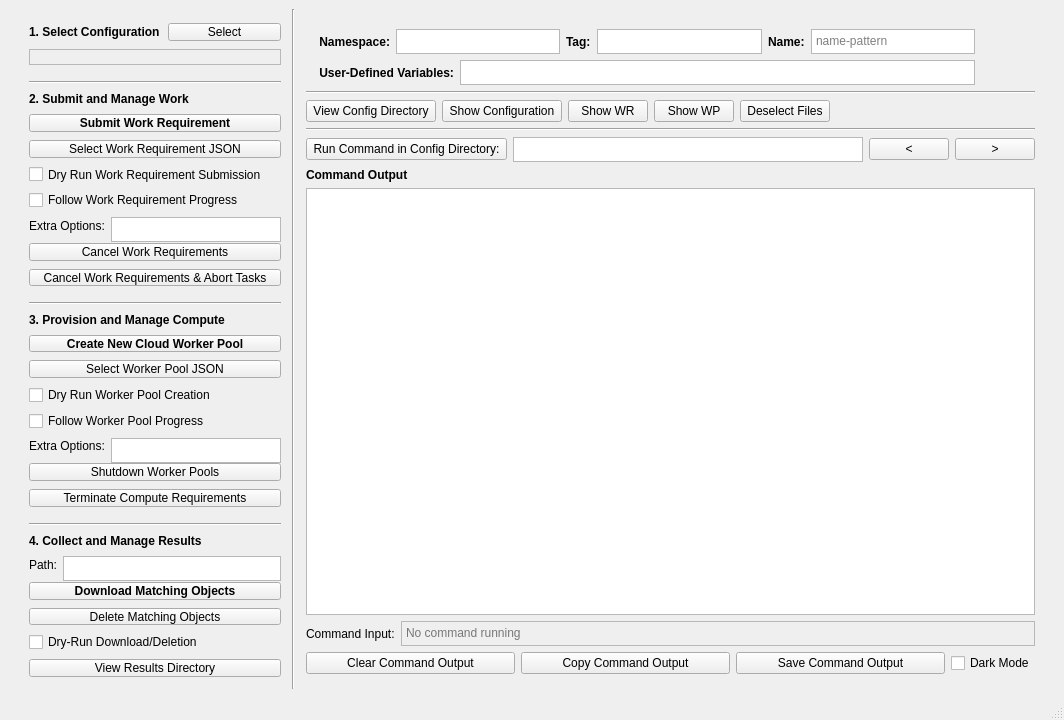
yellowdog/yellowdog-cli, file yellowdog_cli/commander/commander.ui: the form before one commit.
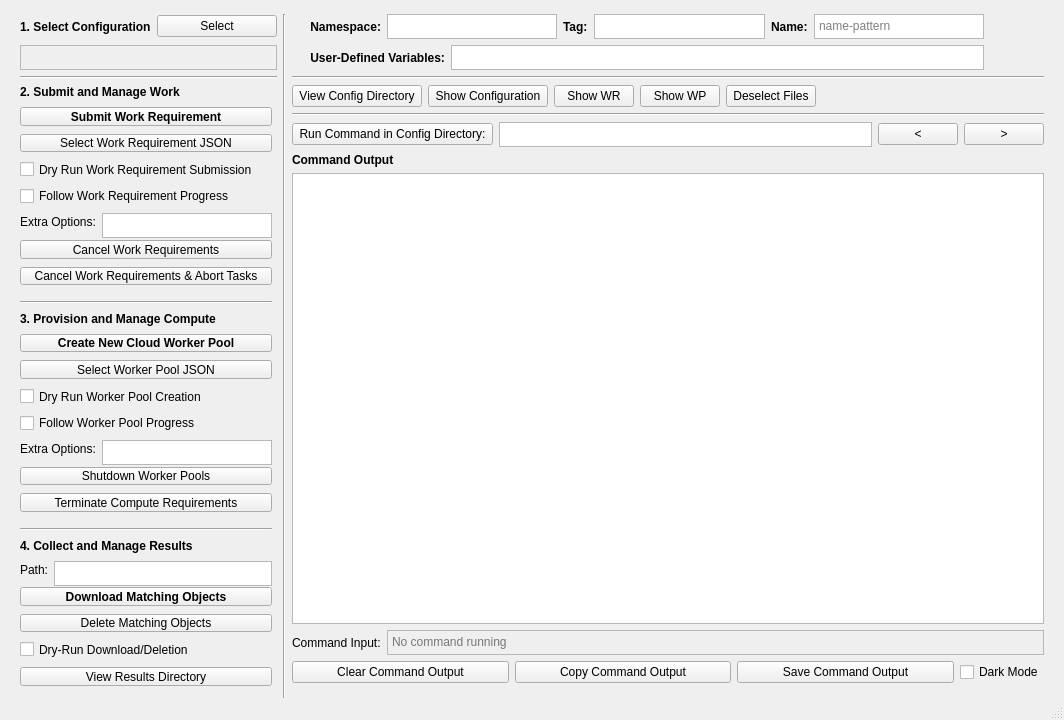
The form after the commit. Icons and pictures are not drawn.

```diff
--- a/yellowdog_cli/commander/commander.ui
+++ b/yellowdog_cli/commander/commander.ui
@@ -20,28 +20,20 @@
    <string>YellowDog Commander</string>
   </property>
   <widget class="QWidget" name="centralwidget">
-   <layout class="QHBoxLayout" name="horizontalLayout_3" stretch="0,0,1">
-    <item>
-     <layout class="QVBoxLayout" name="submit_provision_collect">
-      <property name="spacing">
-       <number>8</number>
-      </property>
-      <property name="sizeConstraint">
-       <enum>QLayout::SizeConstraint::SetDefaultConstraint</enum>
-      </property>
-      <property name="leftMargin">
+   <layout class="QGridLayout" name="main_grid" rowstretch="0,0,0,1" columnstretch="0,0,1,0">
+    <property name="bottomMargin">
+     <number>0</number>
+    </property>
+    <property name="rightMargin">
        <number>20</number>
       </property>
       <property name="topMargin">
        <number>14</number>
       </property>
-      <property name="rightMargin">
-       <number>5</number>
-      </property>
-      <property name="bottomMargin">
-       <number>12</number>
-      </property>
-      <item>
+    <property name="leftMargin">
+     <number>20</number>
+    </property>
+    <item row="0" column="0">
        <layout class="QHBoxLayout" name="horizontalLayout_select_config">
         <item>
          <widget class="QLabel" name="label_9">
@@ -82,7 +74,7 @@
         </item>
        </layout>
       </item>
-      <item>
+    <item row="1" column="0">
        <widget class="QLabel" name="select_config_label">
         <property name="maximumSize">
          <size>
@@ -109,29 +101,33 @@
         </property>
        </widget>
       </item>
-      <item>
-       <spacer name="spacer_above_line_7">
-        <property name="orientation">
-         <enum>Qt::Orientation::Vertical</enum>
-        </property>
-        <property name="sizeType">
-         <enum>QSizePolicy::Policy::Fixed</enum>
-        </property>
-        <property name="sizeHint" stdset="0">
-         <size>
-          <width>0</width>
-          <height>8</height>
-         </size>
-        </property>
-       </spacer>
-      </item>
-      <item>
+    <item row="2" column="0">
        <widget class="Line" name="line_7">
         <property name="orientation">
          <enum>Qt::Orientation::Horizontal</enum>
         </property>
        </widget>
       </item>
+    <item row="3" column="0">
+     <layout class="QVBoxLayout" name="submit_provision_collect">
+      <property name="spacing">
+       <number>8</number>
+      </property>
+      <property name="sizeConstraint">
+       <enum>QLayout::SizeConstraint::SetDefaultConstraint</enum>
+      </property>
+      <property name="leftMargin">
+       <number>0</number>
+      </property>
+      <property name="topMargin">
+       <number>0</number>
+      </property>
+      <property name="rightMargin">
+       <number>5</number>
+      </property>
+      <property name="bottomMargin">
+       <number>12</number>
+      </property>
       <item>
        <widget class="QLabel" name="label_3">
         <property name="maximumSize">
@@ -554,45 +550,18 @@
       </item>
      </layout>
     </item>
-    <item>
+    <item row="0" column="1" rowspan="4">
      <widget class="Line" name="line_5">
       <property name="orientation">
        <enum>Qt::Orientation::Vertical</enum>
       </property>
      </widget>
     </item>
-    <item>
-     <layout class="QVBoxLayout" name="command_output">
-      <property name="spacing">
-       <number>-1</number>
-      </property>
-      <property name="leftMargin">
-       <number>5</number>
-      </property>
-      <property name="topMargin">
-       <number>20</number>
-      </property>
-      <property name="rightMargin">
-       <number>20</number>
-      </property>
-      <property name="bottomMargin">
-       <number>15</number>
-      </property>
-      <item>
-       <layout class="QHBoxLayout" name="horizontalLayout_5">
-        <property name="leftMargin">
-         <number>0</number>
-        </property>
-        <property name="topMargin">
-         <number>0</number>
-        </property>
-        <item>
-         <layout class="QVBoxLayout" name="verticalLayout">
-          <property name="leftMargin">
-           <number>10</number>
-          </property>
-          <item>
+    <item row="0" column="2">
            <layout class="QHBoxLayout" name="horizontalLayout_8" stretch="0,0,0,0,0,0">
+      <property name="leftMargin">
+       <number>15</number>
+      </property>
             <property name="topMargin">
              <number>0</number>
             </property>
@@ -704,10 +673,10 @@
             </item>
            </layout>
           </item>
-          <item>
+    <item row="1" column="2">
            <layout class="QHBoxLayout" name="horizontalLayout">
             <property name="leftMargin">
-             <number>0</number>
+       <number>15</number>
             </property>
             <item>
              <widget class="QLabel" name="label_4">
@@ -754,9 +723,7 @@
             </item>
            </layout>
           </item>
-         </layout>
-        </item>
-        <item>
+    <item row="0" column="3" rowspan="2">
          <widget class="QLabel" name="branding">
           <property name="minimumSize">
            <size>
@@ -778,15 +745,30 @@
           </property>
          </widget>
         </item>
-       </layout>
-      </item>
-      <item>
+    <item row="2" column="2" colspan="2">
        <widget class="Line" name="line_4">
         <property name="orientation">
          <enum>Qt::Orientation::Horizontal</enum>
         </property>
        </widget>
       </item>
+    <item row="3" column="2" colspan="2">
+     <layout class="QVBoxLayout" name="command_output">
+      <property name="spacing">
+       <number>-1</number>
+      </property>
+      <property name="leftMargin">
+       <number>0</number>
+      </property>
+      <property name="topMargin">
+       <number>0</number>
+      </property>
+      <property name="rightMargin">
+       <number>0</number>
+      </property>
+      <property name="bottomMargin">
+       <number>15</number>
+      </property>
       <item>
        <layout class="QHBoxLayout" name="horizontalLayout_4">
         <property name="topMargin">
```
Left out of the diff: 3 changed lines with no effect on the pictures. Lines whose indentation alone changed are shown as unchanged.
